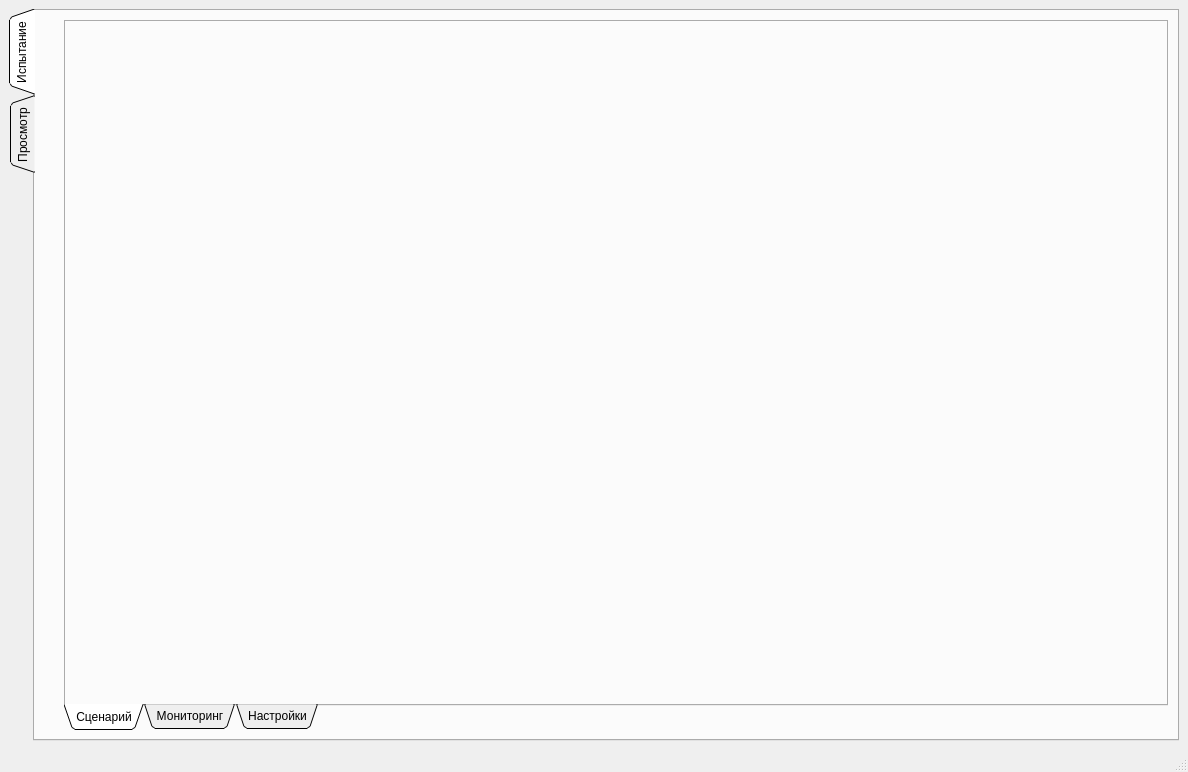
Qt form app/ui/designer/main_window.ui (Shqet/Surprize_v4.0) before a commit.
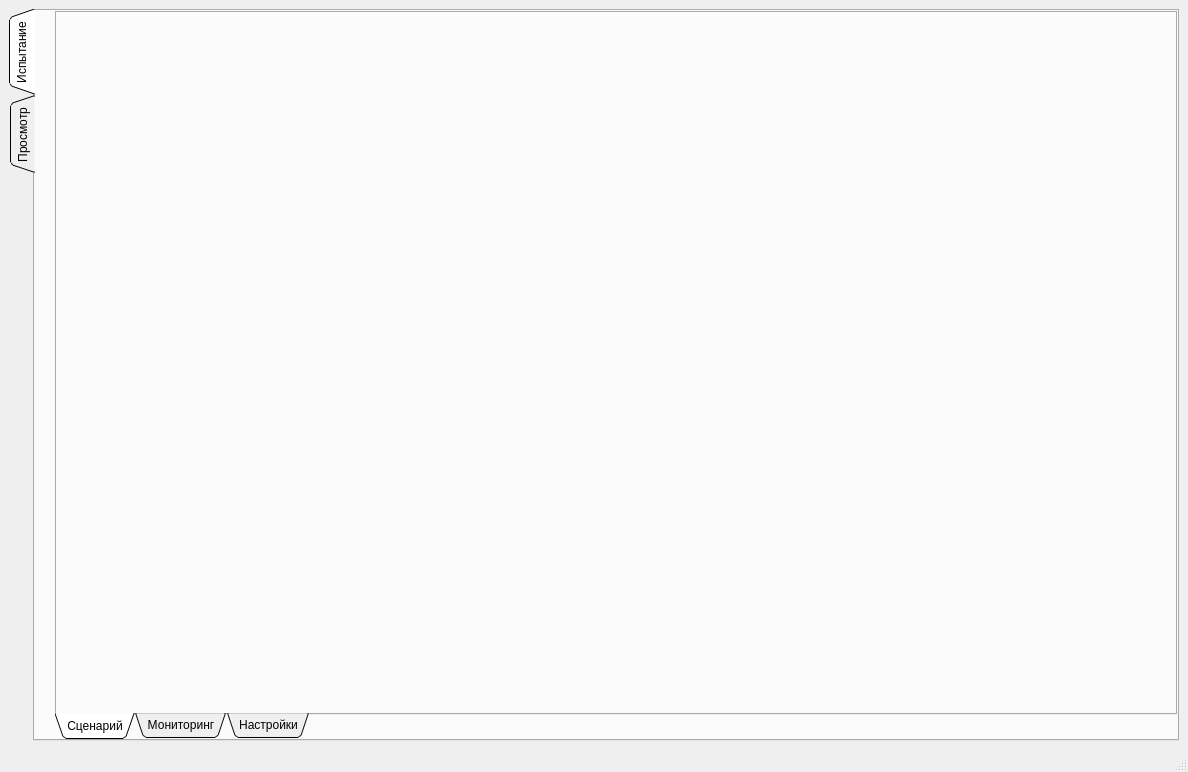
The same form after that commit.

Diff of the .ui file:
```diff
--- a/app/ui/designer/main_window.ui
+++ b/app/ui/designer/main_window.ui
@@ -31,6 +31,21 @@
         <string>Испытание</string>
        </attribute>
        <layout class="QGridLayout" name="gridLayout_2">
+        <property name="leftMargin">
+         <number>0</number>
+        </property>
+        <property name="topMargin">
+         <number>0</number>
+        </property>
+        <property name="rightMargin">
+         <number>0</number>
+        </property>
+        <property name="bottomMargin">
+         <number>0</number>
+        </property>
+        <property name="spacing">
+         <number>0</number>
+        </property>
         <item row="0" column="0">
          <layout class="QGridLayout" name="vl_rtsp_visible">
           <item row="0" column="0">
```
Left out of the diff: 15 changed lines with no effect on the pictures.
